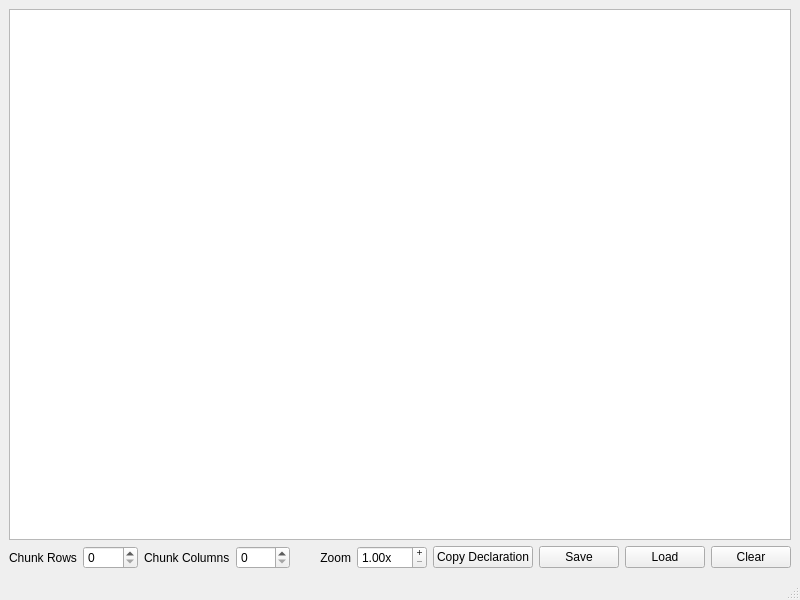
Qt form GOL_Image_Generator/mainwindow.ui (jimga150/GOL) before a commit.
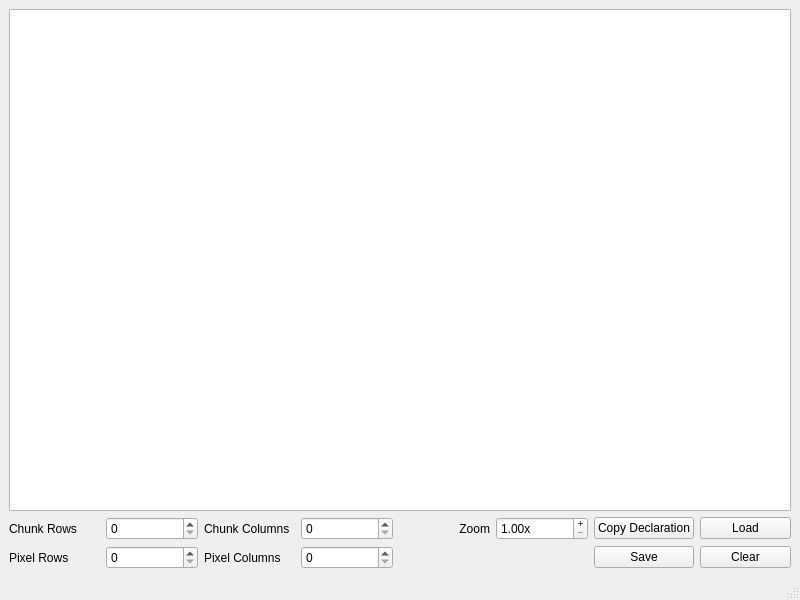
The same form after that commit.

Commit message: Add pixel dimensions to image generator

Diff of the .ui file:
```diff
--- a/GOL_Image_Generator/mainwindow.ui
+++ b/GOL_Image_Generator/mainwindow.ui
@@ -15,41 +15,21 @@
   </property>
   <widget class="QWidget" name="centralwidget">
    <layout class="QGridLayout" name="gridLayout">
-    <item row="1" column="2">
-     <widget class="QLabel" name="label_3">
-      <property name="text">
-       <string>Chunk Columns</string>
+    <item row="1" column="4">
+     <widget class="QSpinBox" name="chunkColsSpinbox">
+      <property name="maximum">
+       <number>1000</number>
       </property>
      </widget>
     </item>
-    <item row="1" column="9">
+    <item row="2" column="8">
      <widget class="QPushButton" name="clearButton">
       <property name="text">
        <string>Clear</string>
       </property>
      </widget>
     </item>
-    <item row="1" column="4">
-     <widget class="QLabel" name="label">
-      <property name="text">
-       <string>Zoom</string>
-      </property>
-      <property name="alignment">
-       <set>Qt::AlignRight|Qt::AlignTrailing|Qt::AlignVCenter</set>
-      </property>
-     </widget>
-    </item>
-    <item row="0" column="0" colspan="10">
-     <widget class="QGraphicsView" name="GOLgraphicsView"/>
-    </item>
-    <item row="1" column="7">
-     <widget class="QPushButton" name="saveButton">
-      <property name="text">
-       <string>Save</string>
-      </property>
-     </widget>
-    </item>
-    <item row="1" column="5">
+    <item row="1" column="6">
      <widget class="QDoubleSpinBox" name="doubleSpinBox">
       <property name="buttonSymbols">
        <enum>QAbstractSpinBox::PlusMinus</enum>
@@ -80,6 +60,27 @@
       </property>
      </widget>
     </item>
+    <item row="1" column="3">
+     <widget class="QLabel" name="label_3">
+      <property name="text">
+       <string>Chunk Columns</string>
+      </property>
+     </widget>
+    </item>
+    <item row="1" column="7">
+     <widget class="QPushButton" name="copyDeclButton">
+      <property name="text">
+       <string>Copy Declaration</string>
+      </property>
+     </widget>
+    </item>
+    <item row="2" column="3">
+     <widget class="QLabel" name="label_5">
+      <property name="text">
+       <string>Pixel Columns</string>
+      </property>
+     </widget>
+    </item>
     <item row="1" column="8">
      <widget class="QPushButton" name="loadButton">
       <property name="text">
@@ -87,34 +88,61 @@
       </property>
      </widget>
     </item>
-    <item row="1" column="0">
+    <item row="1" column="5">
+     <widget class="QLabel" name="label">
+      <property name="text">
+       <string>Zoom</string>
+      </property>
+      <property name="alignment">
+       <set>Qt::AlignRight|Qt::AlignTrailing|Qt::AlignVCenter</set>
+      </property>
+     </widget>
+    </item>
+    <item row="2" column="7">
+     <widget class="QPushButton" name="saveButton">
+      <property name="text">
+       <string>Save</string>
+      </property>
+     </widget>
+    </item>
+    <item row="2" column="4">
+     <widget class="QSpinBox" name="pixColsSpinbox">
+      <property name="maximum">
+       <number>5000</number>
+      </property>
+     </widget>
+    </item>
+    <item row="2" column="2">
+     <widget class="QSpinBox" name="pixRowsSpinbox">
+      <property name="maximum">
+       <number>5000</number>
+      </property>
+     </widget>
+    </item>
+    <item row="1" column="2">
+     <widget class="QSpinBox" name="chunkRowsSpinbox">
+      <property name="maximum">
+       <number>1000</number>
+      </property>
+     </widget>
+    </item>
+    <item row="1" column="1">
      <widget class="QLabel" name="label_2">
       <property name="text">
        <string>Chunk Rows</string>
       </property>
      </widget>
     </item>
-    <item row="1" column="1">
-     <widget class="QSpinBox" name="chunkRowsSpinbox">
-      <property name="maximum">
-       <number>1000</number>
-      </property>
-     </widget>
-    </item>
-    <item row="1" column="3">
-     <widget class="QSpinBox" name="chunkColsSpinbox">
-      <property name="maximum">
-       <number>1000</number>
-      </property>
-     </widget>
-    </item>
-    <item row="1" column="6">
-     <widget class="QPushButton" name="copyDeclButton">
+    <item row="2" column="1">
+     <widget class="QLabel" name="label_4">
       <property name="text">
-       <string>Copy Declaration</string>
+       <string>Pixel Rows</string>
       </property>
      </widget>
     </item>
+    <item row="0" column="1" colspan="8">
+     <widget class="QGraphicsView" name="GOLgraphicsView"/>
+    </item>
    </layout>
   </widget>
   <widget class="QMenuBar" name="menubar">
```
The commit also changes 2 other files.
